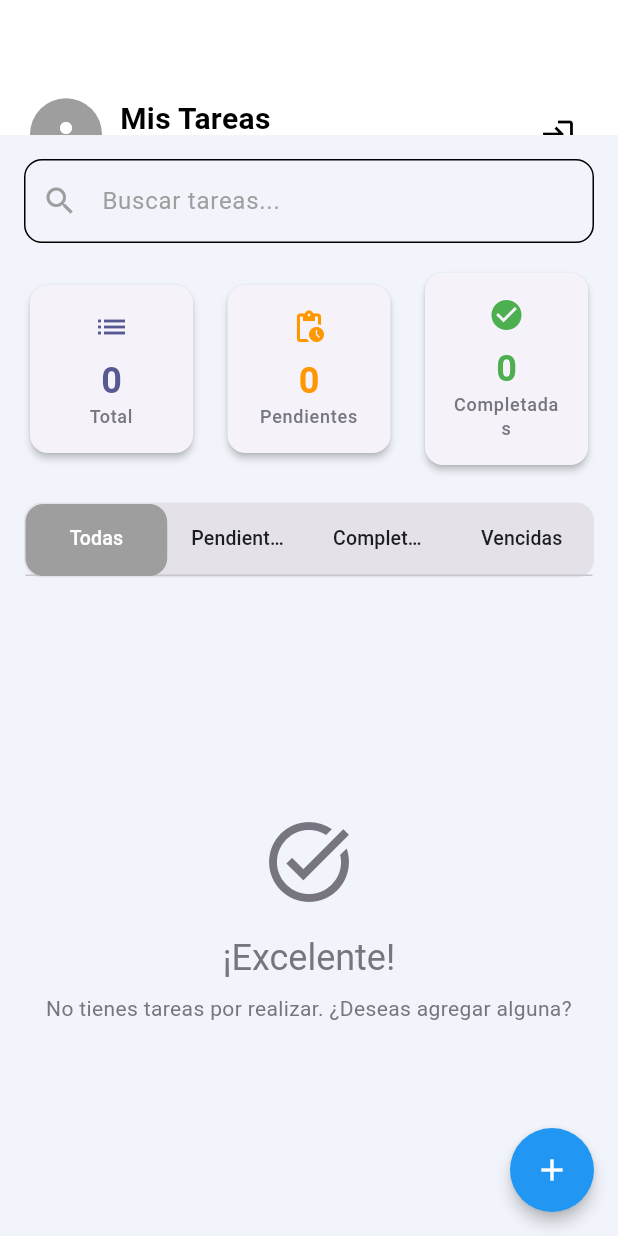
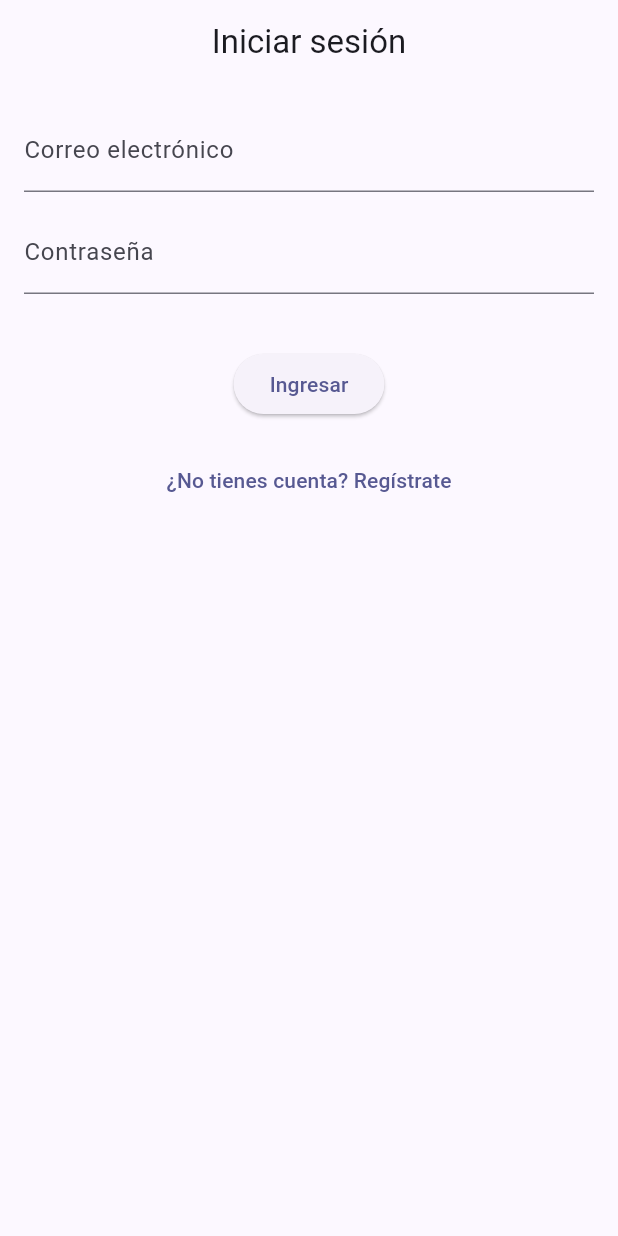
Before and after one commit to Angel-Garcia-Cardenas/Task-Flow, a Flutter app: the screen it shows after launch, on a phone screen of 412 x 824 dp. Run offline on Flutter 3.47's test engine with Material 3 defaults, Android fonts, the phone set to English and light mode, and no system bars; our stand-ins replace firebase_auth, firebase_core; accounts and stored records are empty.

Commit message:
Se agrego funcionalidad de log in y log out, falta agregar diseño

```diff
--- a/lib/main.dart
+++ b/lib/main.dart
@@ -1,9 +1,13 @@
 // main.dart - Improved with better theming
+// main.dart
 import 'package:flutter/material.dart';
 import 'package:provider/provider.dart';
+import 'package:firebase_core/firebase_core.dart';
+import 'package:firebase_auth/firebase_auth.dart';
+
 import 'models/task.dart';
 import 'screens/home_screen.dart';
-import 'package:firebase_core/firebase_core.dart';
+import 'screens/login_page.dart';
 import 'firebase_options.dart';
 
 void main() async {
@@ -65,8 +69,34 @@ class MyApp extends StatelessWidget {
           ),
         ),
         themeMode: ThemeMode.system,
-        home: const HomeScreen(),
+        home: const AuthGate(),
       ),
     );
   }
 }
+
+/// Widget que decide qué pantalla mostrar según el estado de autenticación
+class AuthGate extends StatelessWidget {
+  const AuthGate({super.key});
+
+  @override
+  Widget build(BuildContext context) {
+    return StreamBuilder<User?>(
+      stream: FirebaseAuth.instance.authStateChanges(),
+      builder: (context, snapshot) {
+        // Mientras Firebase inicializa el stream
+        if (snapshot.connectionState == ConnectionState.waiting) {
+          return const Scaffold(
+            body: Center(child: CircularProgressIndicator()),
+          );
+        }
+        // Si hay usuario logueado, mostramos HomeScreen
+        if (snapshot.hasData) {
+          return const HomeScreen();
+        }
+        // En otro caso, mostramos la pantalla de login
+        return const LoginPage();
+      },
+    );
+  }
+}
--- a/lib/screens/home_screen.dart
+++ b/lib/screens/home_screen.dart
@@ -1,6 +1,7 @@
 // screens/home_screen.dart - Completely redesigned UI
 import 'package:flutter/material.dart';
 import 'package:provider/provider.dart';
+import 'package:firebase_auth/firebase_auth.dart';
 import '../models/task.dart';
 import '../widgets/task_tile.dart';
 import '../widgets/add_task_dialog.dart' as add_task_dialog;
@@ -67,8 +68,8 @@ class _HomeScreenState extends State<HomeScreen> with TickerProviderStateMixin {
                       padding:
                       const EdgeInsets.only(top: 65, left: 20, right: 16),
                       child: Row(
-                        children: const [
-                          CircleAvatar(
+                        children: [
+                          const CircleAvatar(
                             radius: 24,
                             backgroundColor: Colors.grey,
                             child: Icon(
@@ -76,8 +77,8 @@ class _HomeScreenState extends State<HomeScreen> with TickerProviderStateMixin {
                               color: Colors.white,
                             ),
                           ),
-                          SizedBox(width: 12),
-                          Column(
+                          const SizedBox(width: 12),
+                          const Column(
                             crossAxisAlignment: CrossAxisAlignment.start,
                             children: [
                               Text('Mis Tareas',
@@ -89,18 +90,20 @@ class _HomeScreenState extends State<HomeScreen> with TickerProviderStateMixin {
                                   style: TextStyle(color: Colors.black)),
                             ],
                           ),
-                          Spacer(),
-                          Align(
-                            alignment: Alignment.topRight,
-                            child: CircleAvatar(
+                          const Spacer(),
+                          GestureDetector(
+                            onTap: () async {
+                              await FirebaseAuth.instance.signOut();
+                            },
+                            child: const CircleAvatar(
                               radius: 24,
                               backgroundColor: Colors.white,
                               child: Icon(
-                                Icons.login,
+                                Icons.logout,
                                 color: Colors.black,
                               ),
                             ),
-                          ),
+                          )
                         ],
                       ),
                     ),
--- a/lib/screens/login_page.dart
+++ b/lib/screens/login_page.dart
@@ -155,3 +155,117 @@ class LoginPage extends StatelessWidget {
     );
   }
 }*/
+import 'package:flutter/material.dart';
+import 'package:firebase_auth/firebase_auth.dart';
+import 'home_screen.dart';
+
+class LoginPage extends StatefulWidget {
+  const LoginPage({super.key});
+  @override
+  State<LoginPage> createState() => _LoginPageState();
+}
+
+class _LoginPageState extends State<LoginPage> {
+  final _emailCtrl = TextEditingController();
+  final _passCtrl  = TextEditingController();
+  bool _isLoading = false;
+  String? _errorMsg;
+
+  Future<void> _login() async {
+  // Primero activamos el loader. Aquí sabemos que el widget aún está montado.
+  setState(() {
+    _isLoading = true;
+    _errorMsg  = null;
+  });
+
+  try {
+    // Intentamos iniciar sesión
+    await FirebaseAuth.instance.signInWithEmailAndPassword(
+      email: _emailCtrl.text.trim(),
+      password: _passCtrl.text,
+    );
+
+    // Si el widget fue desmontado durante el await, salimos.
+    if (!mounted) return;
+
+    // Ya desactivamos el loader antes de navegar
+    setState(() => _isLoading = false);
+
+    // Navegamos al home y reemplazamos esta página
+    Navigator.of(context).pushReplacement(
+      MaterialPageRoute(builder: (_) => const HomeScreen()),
+    );
+  } on FirebaseAuthException catch (e) {
+    // Si seguimos montados, volcamos el error
+    if (mounted) {
+      setState(() {
+        _errorMsg = e.message;
+        _isLoading = false;
+      });
+    }
+  } catch (e) {
+    if (mounted) {
+      setState(() {
+        _errorMsg = 'Error desconocido, inténtalo de nuevo.';
+        _isLoading = false;
+      });
+    }
+  }
+  }
+
+  @override
+  void dispose() {
+    _emailCtrl.dispose();
+    _passCtrl.dispose();
+    super.dispose();
+  }
+
+  @override
+  Widget build(BuildContext context) {
+    return Scaffold(
+      appBar: AppBar(title: const Text('Iniciar sesión')),
+      body: Padding(
+        padding: const EdgeInsets.all(16),
+        child: Column(
+          children: [
+            TextField(
+              controller: _emailCtrl,
+              keyboardType: TextInputType.emailAddress,
+              decoration: const InputDecoration(
+                labelText: 'Correo electrónico',
+              ),
+            ),
+            const SizedBox(height: 12),
+            TextField(
+              controller: _passCtrl,
+              obscureText: true,
+              decoration: const InputDecoration(
+                labelText: 'Contraseña',
+              ),
+            ),
+            const SizedBox(height: 24),
+            if (_errorMsg != null)
+              Text(
+                _errorMsg!,
+                style: const TextStyle(color: Colors.red),
+              ),
+            const SizedBox(height: 12),
+            _isLoading
+              ? const CircularProgressIndicator()
+              : ElevatedButton(
+                  onPressed: _login,
+                  child: const Text('Ingresar'),
+                ),
+            const SizedBox(height: 16),
+            TextButton(
+              onPressed: () {
+                // Podrías navegar a una página de registro
+              },
+              child: const Text('¿No tienes cuenta? Regístrate'),
+            ),
+          ],
+        ),
+      ),
+    );
+  }
+}
```
